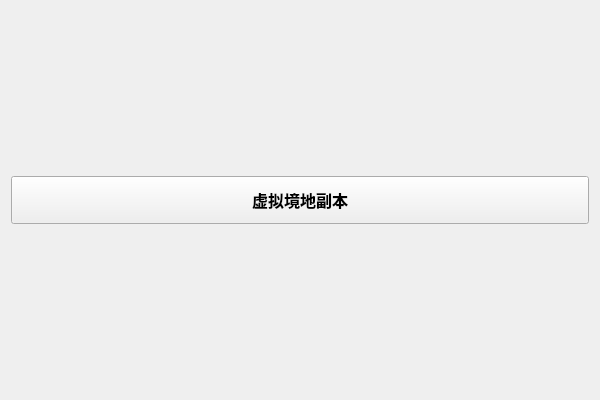
Above: douluopage.ui from jianzhangg/douluodalu-liehunshijie before the change. Below: the same form after it.
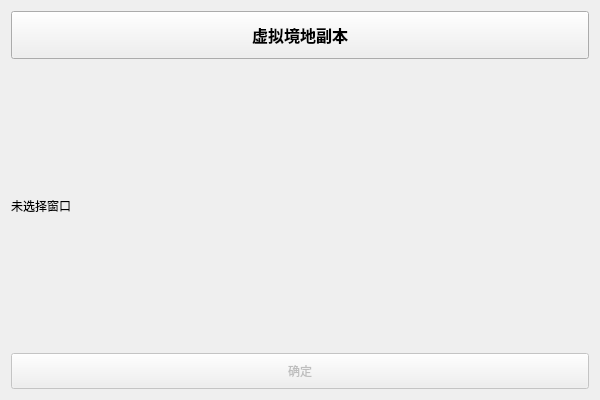
That is the form after the change.

What changed in the file:
```diff
--- a/douluopage.ui
+++ b/douluopage.ui
@@ -34,6 +34,32 @@
      </property>
     </widget>
    </item>
+   <item row="1" column="0">
+    <widget class="QLabel" name="lblInfo">
+     <property name="text">
+      <string>未选择窗口</string>
+     </property>
+     <property name="wordWrap">
+      <bool>true</bool>
+     </property>
+    </widget>
+   </item>
+   <item row="2" column="0">
+    <widget class="QPushButton" name="btnConfirm">
+     <property name="text">
+      <string>确定</string>
+     </property>
+     <property name="enabled">
+      <bool>false</bool>
+     </property>
+     <property name="minimumSize">
+      <size>
+       <width>120</width>
+       <height>36</height>
+      </size>
+     </property>
+    </widget>
+   </item>
   </layout>
  </widget>
  <resources/>
```
